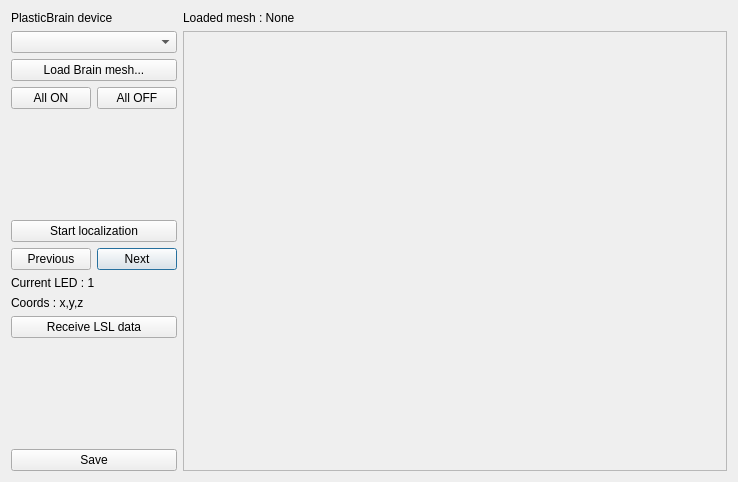
First picture: the form in locateleds.ui, repository HUGrealtimeplasticbrain/realtimeEEGanalysis, before the edit.
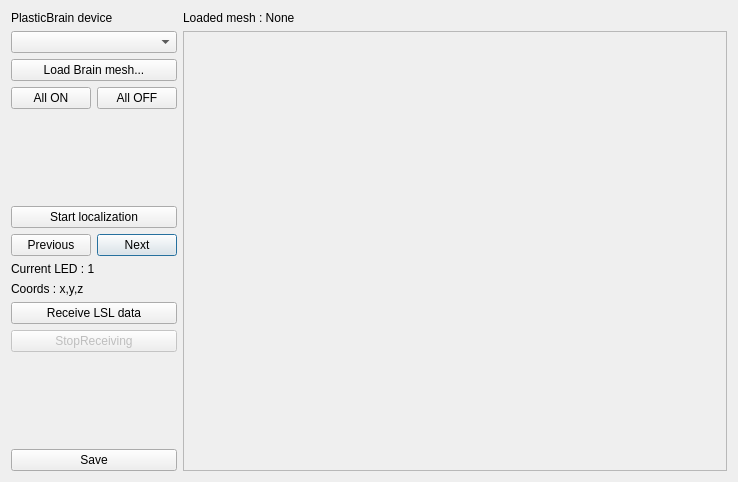
Second picture: the form after the edit.

Commit message: add stop button

The edit to the form file:
```diff
--- a/locateleds.ui
+++ b/locateleds.ui
@@ -119,6 +119,16 @@
        </property>
       </widget>
      </item>
+     <item>
+      <widget class="QPushButton" name="StopReceiveData">
+       <property name="enabled">
+        <bool>false</bool>
+       </property>
+       <property name="text">
+        <string>StopReceiving</string>
+       </property>
+      </widget>
+     </item>
      <item>
       <spacer name="verticalSpacer">
        <property name="orientation">
```
The commit also changes 1 other file.
